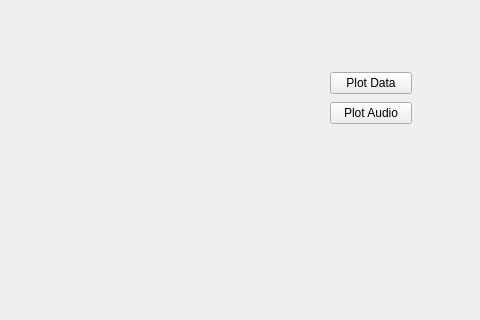
Above: mainwindow.ui from rupertwaldron/SpectrumAnalyser before the change; both pictures show x 320 to 800 and y 0 to 320 of the 800 by 600 pixel window. Below: the same form after it.
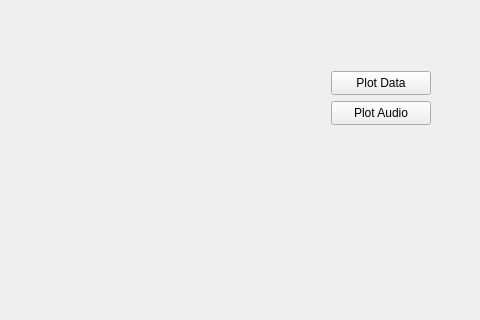
That is the form after the change. Custom widgets are drawn as their Qt base class.

Commit message: generating data

Diff of the .ui file:
```diff
--- a/mainwindow.ui
+++ b/mainwindow.ui
@@ -24,31 +24,31 @@
      </rect>
     </property>
    </widget>
-   <widget class="QWidget" name="">
-    <property name="geometry">
-     <rect>
-      <x>650</x>
-      <y>70</y>
-      <width>82</width>
-      <height>56</height>
-     </rect>
-    </property>
-    <layout class="QVBoxLayout" name="verticalLayout">
-     <item>
       <widget class="QPushButton" name="btnPlot">
+    <property name="geometry">
+     <rect>
+      <x>651</x>
+      <y>71</y>
+      <width>100</width>
+      <height>24</height>
+     </rect>
+    </property>
        <property name="text">
         <string>Plot Data</string>
        </property>
       </widget>
-     </item>
-     <item>
       <widget class="QPushButton" name="btnAudio">
+    <property name="geometry">
+     <rect>
+      <x>651</x>
+      <y>101</y>
+      <width>100</width>
+      <height>24</height>
+     </rect>
+    </property>
        <property name="text">
         <string>Plot Audio</string>
        </property>
-      </widget>
-     </item>
-    </layout>
    </widget>
   </widget>
  </widget>
```
Lines whose indentation alone changed are shown as unchanged. The commit also changes 1 other file.
